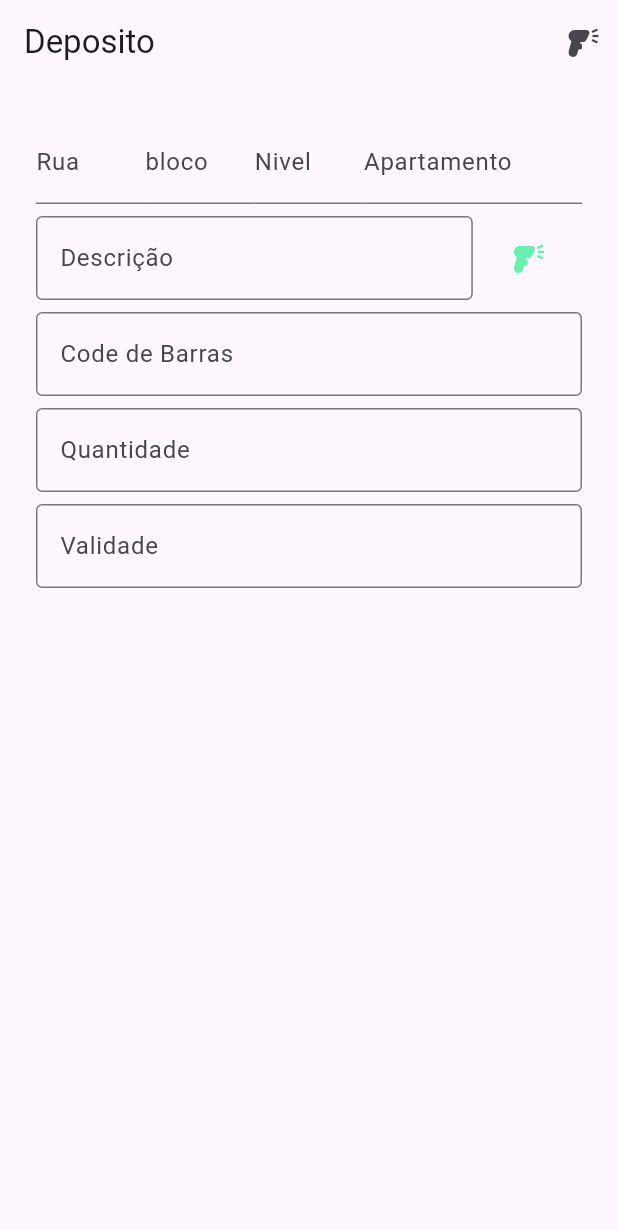
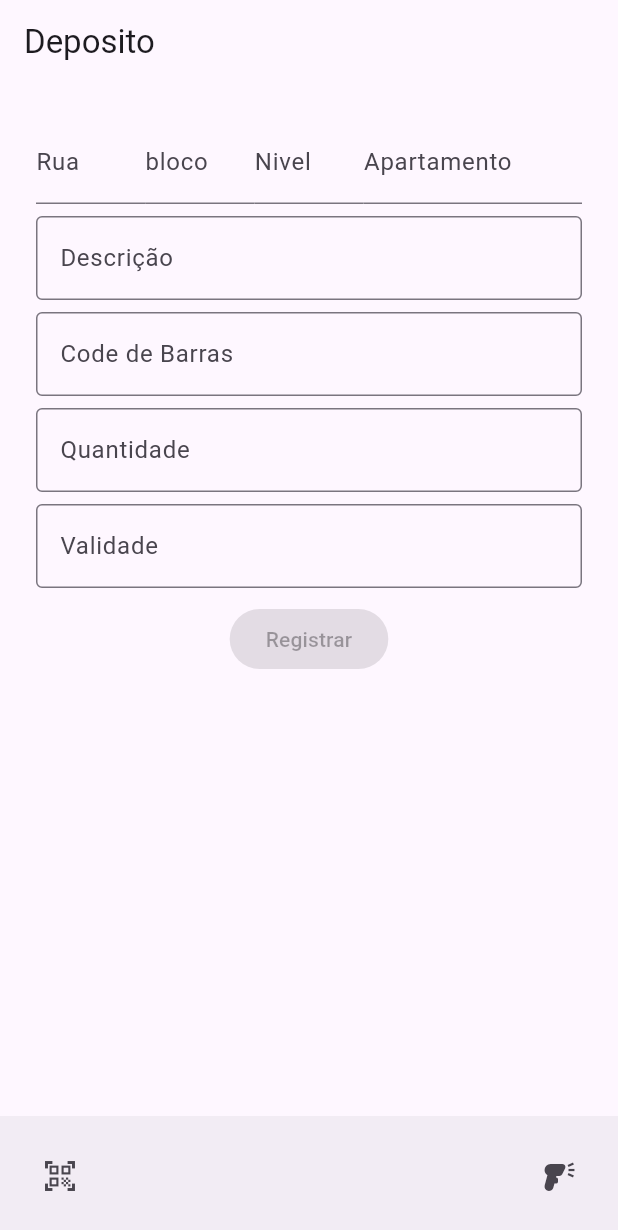
Before and after one commit to EduardoLima03/validade_deposito, a Flutter app: the screen it shows after launch, after a tap on the "barcode reader" icon, on a phone screen of 412 x 824 dp. Shown: the top 1230 px of the screen. Run offline on Flutter 3.47's test engine with Material 2 defaults, Android fonts, the phone set to English and light mode, and no system bars; missing offline and left inert: flutter_barcode_scanner; network calls fail.

Commit message:
barcode e QRcode

```diff
--- a/lib/home_page.dart
+++ b/lib/home_page.dart
@@ -1,3 +1,5 @@
+import 'dart:convert';
+
 import 'package:deposito/src/controllers/home_controler.dart';
 import 'package:flutter/material.dart';
 import 'package:flutter/services.dart';
@@ -35,11 +37,17 @@ class _HomePage extends State<HomePage> {
     return Scaffold(
       appBar: AppBar(
         title: const Text("Deposito"),
-        actions: [
-          IconButton(
-              onPressed: scanBarcodeNormal,
-              icon: const Icon(Icons.barcode_reader)),
+      ),
+      bottomNavigationBar: BottomAppBar(
+        child: Row(
+          //crossAxisAlignment: CrossAxisAlignment.end,
+          mainAxisAlignment: MainAxisAlignment.center,
+          children: [
+            IconButton(icon:const  Icon(Icons.qr_code_scanner), onPressed: scanQR),
+            const Spacer(flex: 1),
+            IconButton(icon: const Icon(Icons.barcode_reader), onPressed: scanBarcodeNormal),
           ],
+        ),
       ),
       body: Padding(
         padding: const EdgeInsets.all(24.0),
@@ -89,26 +97,12 @@ class _HomePage extends State<HomePage> {
               const SizedBox(
                 height: 8.0,
               ),
-              Row(
-                children: [
-                  Expanded(
-                    flex: 4,
-                    child: TextFormField(
+              TextFormField(
                 controller: desci,
                 decoration: const InputDecoration(
                   label: Text('Descrição'),
                   border: OutlineInputBorder(),
                 ),
-                    ),
-                  ),
-                  Expanded(
-                      flex: 1,
-                      child: IconButton(
-                        onPressed: scanBarcodeNormal,
-                        icon: const Icon(Icons.barcode_reader),
-                        color: Colors.greenAccent,
-                      ))
-                ],
               ),
               const SizedBox(
                 height: 8.0,
@@ -138,6 +132,8 @@ class _HomePage extends State<HomePage> {
                   border: OutlineInputBorder(),
                 ),
               ),
+              const SizedBox(height: 10,),
+              ElevatedButton(onPressed: null, child: Text('Registrar'),),
             ],
           ),
         ),
@@ -169,33 +165,49 @@ class _HomePage extends State<HomePage> {
     await mostraDesc();
   }
 
+  Future<void> scanQR() async {
+    String barcodeScanRes;
+    // Platform messages may fail, so we use a try/catch PlatformException.
+    try {
+      barcodeScanRes = await FlutterBarcodeScanner.scanBarcode(
+          '#ff6666', 'Cancel', true, ScanMode.QR);
+      print(barcodeScanRes);
+    } on PlatformException {
+      barcodeScanRes = 'Failed to get platform version.';
+    }
+
+    // If the widget was removed from the tree while the asynchronous platform
+    // message was in flight, we want to discard the reply rather than calling
+    // setState to update our non-existent appearance.
+    if (!mounted) return;
+
+    setState(() {
+      _scanBarcode = barcodeScanRes;
+    });
+    converterQrcodeEmJson();
+  }
+
   mostraDesc() async {
     if (_scanBarcode != 'Unknown') {
-      if (_scanBarcode.length == 8) {
-        barcodeDeposito(_scanBarcode);
-      }
-      if (_scanBarcode.length >= 9) {
         barcodeProduto(_scanBarcode);
         var teste = await home.mostrarDescicao(_scanBarcode);
         setState(() {
           desci.text = teste;
         });
-      }
     } else {}
   }
 
-  void barcodeDeposito(var barra) {
-    var rua1 = _scanBarcode[0];
-    var bloco1 = _scanBarcode[1];
-    var nivel1 = _scanBarcode[2];
-    var ap1 = _scanBarcode[3];
+  converterQrcodeEmJson() {
+    if (_scanBarcode != 'Unknown') {
+      Map<String, dynamic> map = jsonDecode(_scanBarcode);
+      setState(() {
+        rua.text = map['rua'].toString();
+        apartamento.text = map['apartamento'].toString();
+        bloco.text = map['bloco'].toString();
+        nivel.text = map['nivel'].toString();
+      });
 
-    setState(() {
-      rua.text = rua1;
-      bloco.text = bloco1;
-      nivel.text = nivel1;
-      apartamento.text = ap1;
-    });
+    }
   }
 
   void barcodeProduto(var barras) {
```
Lines whose indentation alone changed are shown as unchanged.
